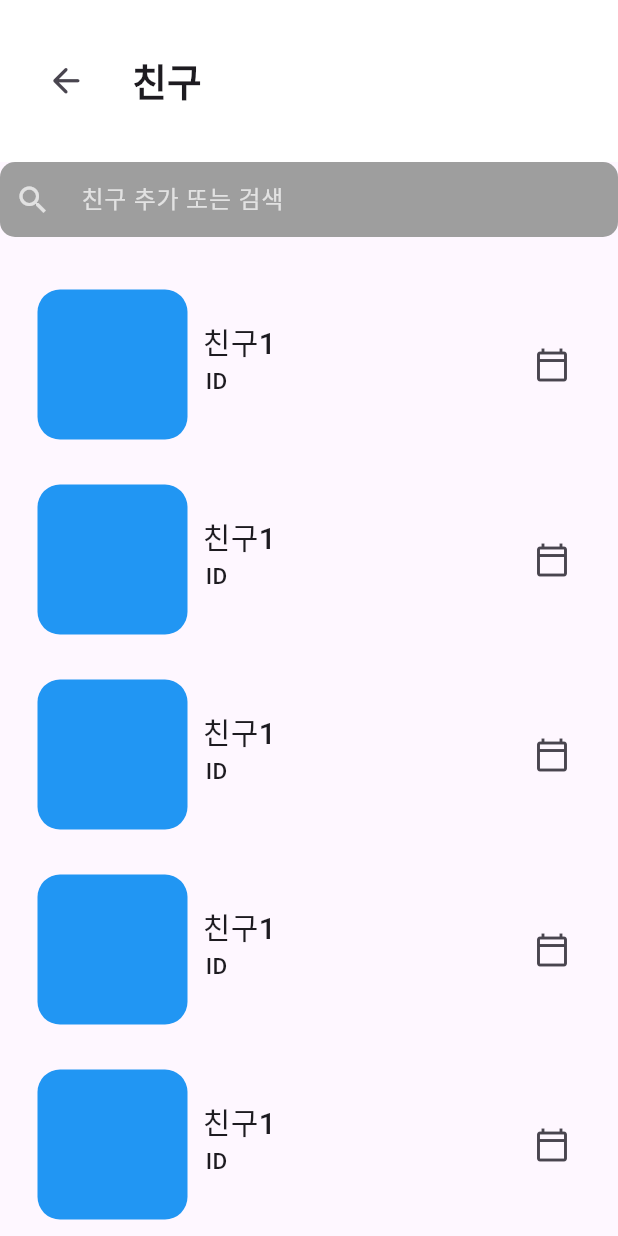
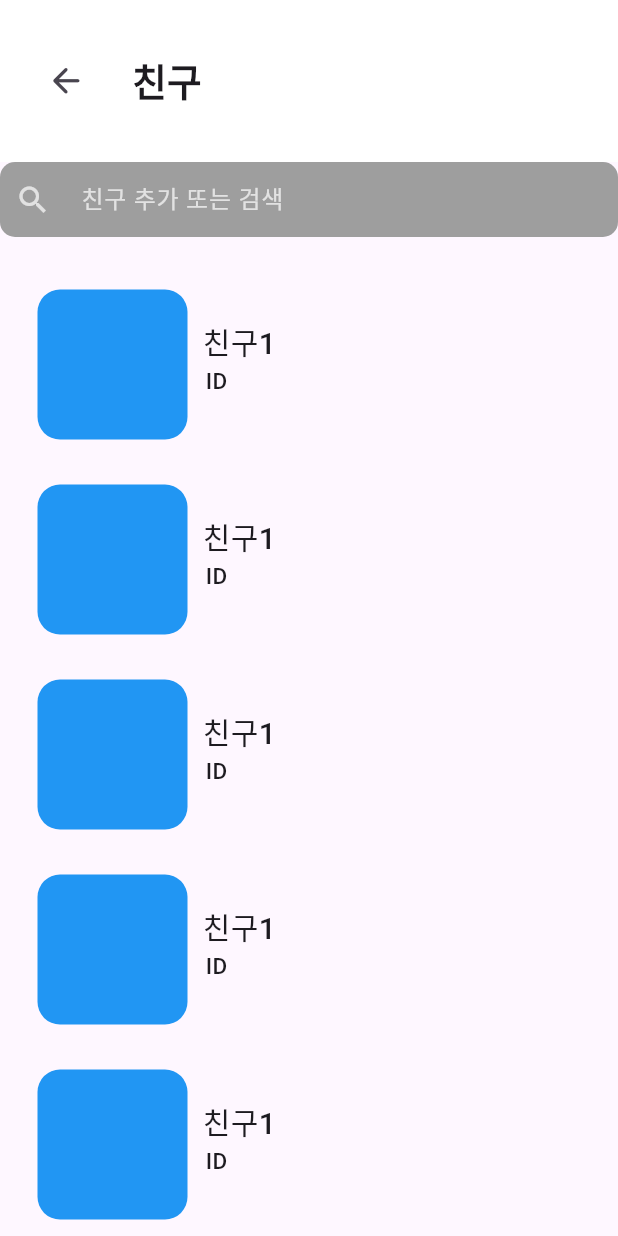
Before and after one commit to hhyyzznnn/FeatApp, a Flutter app: the screen it shows after launch, after a tap on the "group" icon, on a phone screen of 412 x 824 dp. Run offline on Flutter 3.47's test engine with Material 3 defaults, Android fonts, the phone set to English and light mode, and no system bars; our stand-ins replace camera, flutter_svg, image_picker, permission_handler, shared_preferences.

Commit message:
Merge branch 'dev' of https://github.com/hhyyzznnn/FeatApp into dev

```diff
--- a/FeatApp/lib/screens/alarm.dart
+++ b/FeatApp/lib/screens/alarm.dart
@@ -1,6 +1,5 @@
 import 'package:feat/screens/home.dart';
 import 'package:flutter/material.dart';
-import 'package:feat/screens/signin.dart';
 import 'package:shared_preferences/shared_preferences.dart';
 import 'package:permission_handler/permission_handler.dart';
 import 'package:http/http.dart' as http;
@@ -78,7 +77,7 @@ class AlarmBox extends StatelessWidget {
     final size = MediaQuery.of(context).size;
     return GestureDetector(
       onTap: () {
-
+        Navigator.pushNamed(context, 'calendar');
       },
       child: Container(
         margin: EdgeInsets.fromLTRB(25, 10, 20, 10),
--- a/FeatApp/lib/screens/friendpage.dart
+++ b/FeatApp/lib/screens/friendpage.dart
@@ -1,4 +1,6 @@
 import 'package:flutter/material.dart';
+import 'package:feat/screens/calender.dart';
+import 'package:feat/screens/home.dart';
 
 class FriendPage extends StatefulWidget {
   const FriendPage({super.key});
@@ -113,7 +115,11 @@ class friendComponent extends StatefulWidget {
 class _friendComponentState extends State<friendComponent> {
   @override
   Widget build(BuildContext context) {
-    return Container(
+    return GestureDetector(
+      onTap: () {
+        Navigator.pushNamed(context, 'signin');
+      },
+      child: Container(
         margin: EdgeInsets.fromLTRB(25, 0, 20, 0),
         width: 450,
         height: 130,
@@ -144,14 +150,8 @@ class _friendComponentState extends State<friendComponent> {
                   ],
                 )
             ),
-          Spacer(),
-          Container(
-              child: IconButton(
-                  onPressed: (){},
-                  icon: Icon(Icons.calendar_today_outlined)
-              )
-          )
           ],
+        ),
       ),
     );
   }
--- a/FeatApp/lib/screens/home.dart
+++ b/FeatApp/lib/screens/home.dart
@@ -12,6 +12,7 @@ class _HomePageState extends State<HomePage> {
   @override
   Widget build(BuildContext context) {
     final size = MediaQuery.of(context).size;
+    //final pageController = PageController(viewportFraction: 1.1);
 
     return Scaffold(
         appBar: PreferredSize(preferredSize: Size.fromHeight(size.height * 0.05),
@@ -22,7 +23,7 @@ class _HomePageState extends State<HomePage> {
                 actions: [
                   Padding(
                       padding: EdgeInsets.symmetric(horizontal: size.width * 0.025),
-                      child: IconButton(padding: EdgeInsets.zero, constraints: BoxConstraints(),onPressed: () {
+                      child: IconButton(padding: EdgeInsets.zero, constraints: BoxConstraints(), onPressed: () {
                         Navigator.pushNamed(context, 'alarm');
                       },
                           icon: Icon(Icons.notifications_none, size: size.height * 0.035), color: Colors.black87)),
@@ -44,24 +45,62 @@ class _HomePageState extends State<HomePage> {
                 child: Column(crossAxisAlignment: CrossAxisAlignment.start,
                     children: [
                       Text('Music Name', style: TextStyle(fontSize: size.width * 0.04, height: size.height * 0.0035)),
-                      Container(height: size.height * 0.06,decoration: BoxDecoration(borderRadius: BorderRadius.circular(size.width * 0.03), color: Colors.black87))
+                      Container(
+                          height: size.height * 0.06,
+                          decoration: BoxDecoration(borderRadius: BorderRadius.circular(size.width * 0.03),
+                          color: Color(0xff3f3f3f),
+                            boxShadow: [
+                              BoxShadow(
+                                color: Color(0xff000000).withOpacity(0.25),
+                                spreadRadius: 0,
+                                blurRadius: 4,
+                                offset: Offset(0, 4), // changes position of shadow
+                              ),
+                            ],
+                          )
+                      )
                     ]),
               ),
               SizedBox(
                 height: size.height * 0.6,
                 child: PageView.builder(
-                  controller: PageController(initialPage: 0, viewportFraction: 0.8),
+                  controller: PageController(viewportFraction: 0.8),
                   itemBuilder: (context, index) {
                     return Container(
-                      color: Colors.blue.withOpacity(index * 0.1),
+                      margin: EdgeInsets.only(right: 28),
+                      decoration: BoxDecoration(
+                        color: Color(0xffEBEBEB),
+                        borderRadius: BorderRadius.circular(10),
+                        boxShadow: [
+                          BoxShadow(
+                            color: Color(0xff000000).withOpacity(0.25),
+                            spreadRadius: 0,
+                            blurRadius: 10,
+                            offset: Offset(0, 4), // changes position of shadow
+                          ),
+                        ],
+                      ),
                     );
                   },
+                  //controller: PageController(initialPage: 0, viewportFraction: 0.8),
                 ),
               ),
               Stack(
                 alignment: Alignment.center,
                 children: [
-                  Container(decoration: BoxDecoration(borderRadius: BorderRadius.circular(30.0), color: Colors.black87),
+                  Container(
+                      decoration: BoxDecoration(
+                        borderRadius: BorderRadius.circular(30.0),
+                        color: Color(0xff3f3f3f),
+                        boxShadow: [
+                          BoxShadow(
+                            color: Color(0xff000000).withOpacity(0.25),
+                            spreadRadius: 0,
+                            blurRadius: 4,
+                            offset: Offset(0, 4), // changes position of shadow
+                          ),
+                        ],
+                      ),
                       margin: EdgeInsets.all(size.width * 0.05),
                       child: Row(
                         mainAxisAlignment: MainAxisAlignment.spaceEvenly,
@@ -76,7 +115,8 @@ class _HomePageState extends State<HomePage> {
                         ],
                       )),
                   ElevatedButton(style: ElevatedButton.styleFrom(
-                      backgroundColor: Colors.black87.withOpacity(1), shape: const CircleBorder(), padding: EdgeInsets.all(size.width * 0.1),
+                      backgroundColor: Color(0xff3f3f3f).withOpacity(1),
+                      shape: const CircleBorder(), padding: EdgeInsets.all(size.width * 0.1),
                       side: const BorderSide(color: Colors.white, width: 7.5)),
                       onPressed: (){
                         Navigator.pushNamed(context, 'camera');
```
Lines whose indentation alone changed are shown as unchanged.
